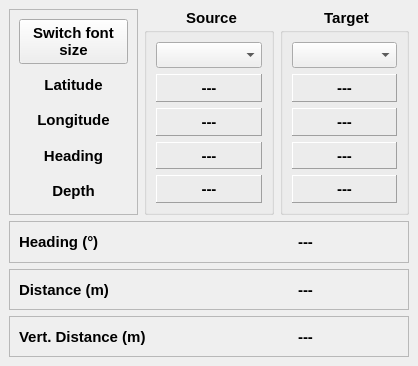
Qt form ui/guidance_dock_base.ui (jrenken/qgis-PosiView) before a commit.
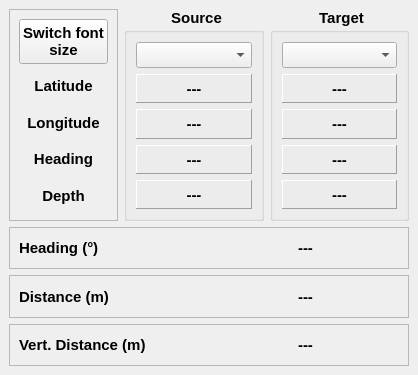
The same form after that commit. Icons and pictures are not drawn.

Commit message: add templates for the vehicle shape reset guidance display when vehicle changes remove marker not by itself from canvas minor gui changes

Diff of the .ui file:
```diff
--- a/ui/guidance_dock_base.ui
+++ b/ui/guidance_dock_base.ui
@@ -7,7 +7,7 @@
     <x>0</x>
     <y>0</y>
     <width>418</width>
-    <height>366</height>
+    <height>375</height>
    </rect>
   </property>
   <property name="windowTitle">
@@ -19,7 +19,7 @@
    </property>
    <layout class="QVBoxLayout" name="verticalLayout" stretch="5,1,1,1">
     <item>
-     <layout class="QHBoxLayout" name="horizontalLayout">
+     <layout class="QHBoxLayout" name="horizontalLayout" stretch="0,2,2">
       <item>
        <widget class="QFrame" name="frame">
         <property name="frameShape">
@@ -112,6 +112,9 @@
            <property name="alignment">
             <set>Qt::AlignCenter</set>
            </property>
+           <property name="margin">
+            <number>5</number>
+           </property>
           </widget>
          </item>
          <item>
@@ -128,6 +131,9 @@
            <property name="alignment">
             <set>Qt::AlignCenter</set>
            </property>
+           <property name="margin">
+            <number>5</number>
+           </property>
           </widget>
          </item>
          <item>
@@ -144,6 +150,9 @@
            <property name="alignment">
             <set>Qt::AlignCenter</set>
            </property>
+           <property name="margin">
+            <number>5</number>
+           </property>
           </widget>
          </item>
          <item>
@@ -160,6 +169,9 @@
            <property name="alignment">
             <set>Qt::AlignCenter</set>
            </property>
+           <property name="margin">
+            <number>5</number>
+           </property>
           </widget>
          </item>
         </layout>
@@ -194,6 +206,9 @@
            <property name="alignment">
             <set>Qt::AlignCenter</set>
            </property>
+           <property name="margin">
+            <number>5</number>
+           </property>
           </widget>
          </item>
          <item>
@@ -210,6 +225,9 @@
            <property name="alignment">
             <set>Qt::AlignCenter</set>
            </property>
+           <property name="margin">
+            <number>5</number>
+           </property>
           </widget>
          </item>
          <item>
@@ -226,6 +244,9 @@
            <property name="alignment">
             <set>Qt::AlignCenter</set>
            </property>
+           <property name="margin">
+            <number>5</number>
+           </property>
           </widget>
          </item>
          <item>
@@ -242,6 +263,9 @@
            <property name="alignment">
             <set>Qt::AlignCenter</set>
            </property>
+           <property name="margin">
+            <number>5</number>
+           </property>
           </widget>
          </item>
         </layout>
```
Left out of the diff: 4 changed lines with no effect on the pictures. The commit also changes 5 other files.
